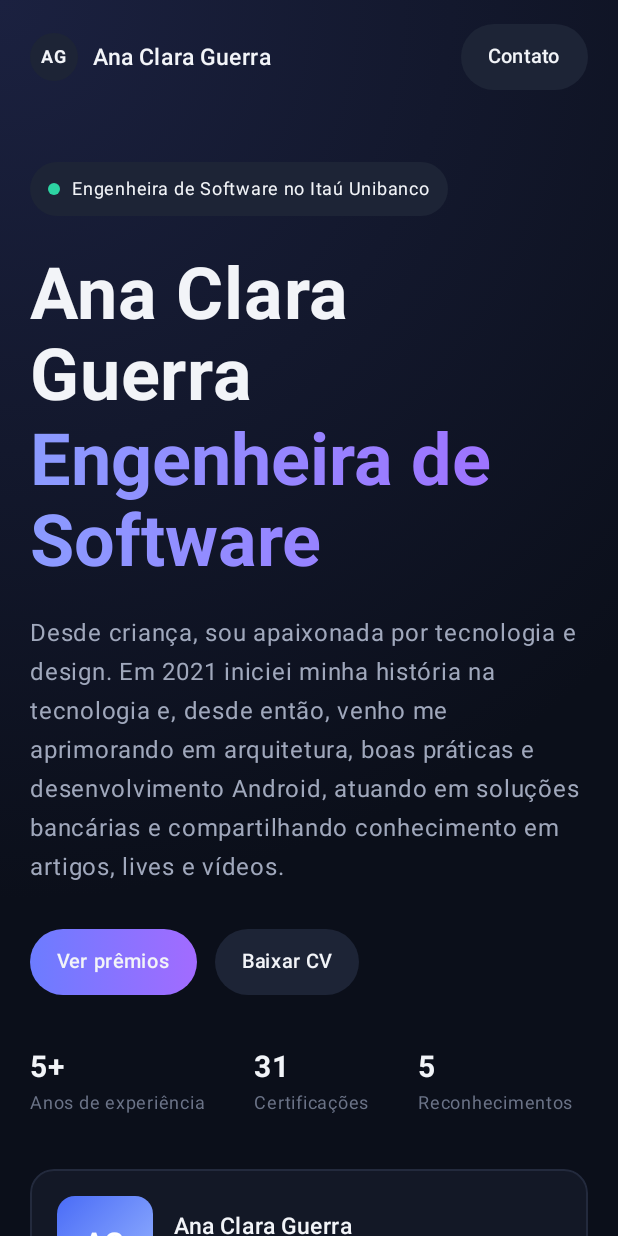
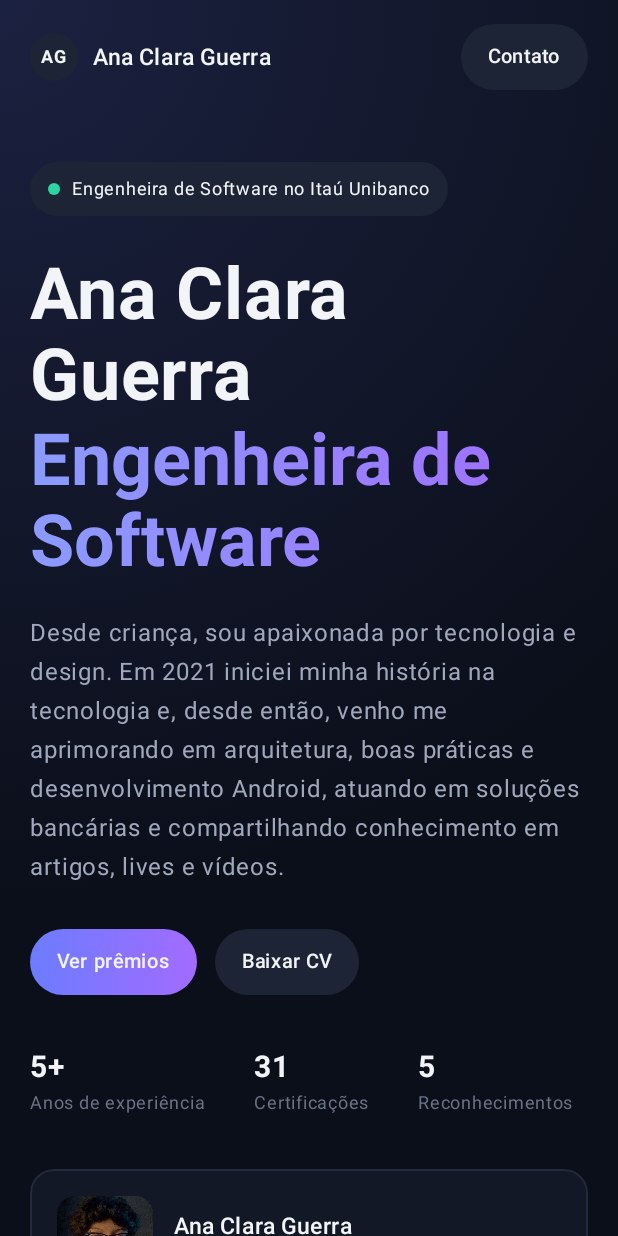
Before and after one commit to GuerraAna/Code-Me, an Android app built with Jetpack Compose: the screen it shows after launch (MainActivity), on a phone screen of 412 x 824 dp. Run offline under Robolectric (Android 15) with nearby library versions, the phone set to English and light mode, and no system bars; our stand-ins replace Compose Multiplatform resources.

Commit message:
Personalize portfolio with profile photo and company logos.
Generated with [Devin](https://devin.ai)

Co-Authored-By: Devin <158243242+devin-ai-integration[bot]@users.noreply.github.com>

```diff
--- a/cmp/composeApp/src/commonMain/kotlin/com/codeme/cmp/portfolio/PortfolioData.kt
+++ b/cmp/composeApp/src/commonMain/kotlin/com/codeme/cmp/portfolio/PortfolioData.kt
@@ -1,4 +1,11 @@
 package com.codeme.cmp.portfolio
+
+import codeme.composeapp.generated.resources.Res
+import codeme.composeapp.generated.resources.anhembi
+import codeme.composeapp.generated.resources.itau
+import codeme.composeapp.generated.resources.mercado_pago
+import codeme.composeapp.generated.resources.ntt_data
+import org.jetbrains.compose.resources.DrawableResource
 
 data class Skill(val name: String, val level: Float)
 
@@ -6,7 +13,7 @@ data class Project(val name: String, val year: String, val description: String)
 
 data class SocialLink(val label: String, val url: String)
 
-data class Job(val year: String, val company: String, val role: String, val active: Boolean)
+data class Job(val year: String, val company: String, val role: String, val active: Boolean, val logo: DrawableResource? = null)
 
 object PortfolioData {
     const val NAME = "Ana Clara Guerra"
@@ -58,10 +65,10 @@ object PortfolioData {
     )
 
     val jobs = listOf(
-        Job("2025", "Itaú Unibanco", "Engenheira de Software", active = true),
-        Job("2024", "Mercado Livre", "Engenheira de Software", active = false),
-        Job("2021", "NTT DATA Europe & LATAM", "Android Developer · cliente Itaú (PIX, TED/TEF, Open Finance)", active = false),
-        Job("2021", "Universidade Anhembi Morumbi", "Análise e Desenvolvimento de Sistemas", active = false),
+        Job("2025", "Itaú Unibanco", "Engenheira de Software", active = true, logo = Res.drawable.itau),
+        Job("2024", "Mercado Livre", "Engenheira de Software", active = false, logo = Res.drawable.mercado_pago),
+        Job("2021", "NTT DATA Europe & LATAM", "Android Developer · cliente Itaú (PIX, TED/TEF, Open Finance)", active = false, logo = Res.drawable.ntt_data),
+        Job("2021", "Universidade Anhembi Morumbi", "Análise e Desenvolvimento de Sistemas", active = false, logo = Res.drawable.anhembi),
     )
 
     val socialLinks = listOf(
--- a/cmp/composeApp/src/commonMain/kotlin/com/codeme/cmp/portfolio/PortfolioScreen.kt
+++ b/cmp/composeApp/src/commonMain/kotlin/com/codeme/cmp/portfolio/PortfolioScreen.kt
@@ -1,5 +1,6 @@
 package com.codeme.cmp.portfolio
 
+import androidx.compose.foundation.Image
 import androidx.compose.foundation.background
 import androidx.compose.foundation.border
 import androidx.compose.foundation.clickable
@@ -30,12 +31,16 @@ import androidx.compose.ui.draw.clip
 import androidx.compose.ui.geometry.Offset
 import androidx.compose.ui.graphics.Brush
 import androidx.compose.ui.graphics.Color
+import androidx.compose.ui.layout.ContentScale
 import androidx.compose.ui.platform.LocalUriHandler
 import androidx.compose.ui.text.TextStyle
 import androidx.compose.ui.text.font.FontWeight
 import androidx.compose.ui.unit.Dp
 import androidx.compose.ui.unit.dp
 import androidx.compose.ui.unit.sp
+import codeme.composeapp.generated.resources.Res
+import codeme.composeapp.generated.resources.eu_linkedin
+import org.jetbrains.compose.resources.painterResource
 
 private val CardShape = RoundedCornerShape(16.dp)
 private val PillShape = RoundedCornerShape(50)
@@ -176,15 +181,14 @@ private fun HeroIntro() {
 private fun ContactCard(modifier: Modifier) {
     Card(modifier) {
         Row(verticalAlignment = Alignment.CenterVertically) {
-            Box(
+            Image(
+                painter = painterResource(Res.drawable.eu_linkedin),
+                contentDescription = null,
                 modifier = Modifier
                     .size(64.dp)
-                    .clip(RoundedCornerShape(12.dp))
-                    .background(Brush.linearGradient(listOf(Color(0xFF4A6CF7), Color(0xFF9BB8FF)))),
-                contentAlignment = Alignment.Center,
-            ) {
-                Text(PortfolioData.INITIALS, color = Color.White, fontSize = 20.sp, fontWeight = FontWeight.Bold)
-            }
+                    .clip(RoundedCornerShape(12.dp)),
+                contentScale = ContentScale.Crop,
+            )
             Spacer(Modifier.width(14.dp))
             Column {
                 Text(PortfolioData.NAME, color = PortfolioColors.TextPrimary, fontSize = 15.sp, fontWeight = FontWeight.SemiBold)
@@ -287,7 +291,16 @@ private fun JobsList() {
                 Row(verticalAlignment = Alignment.CenterVertically) {
                     Text(job.year, color = PortfolioColors.TextMuted, fontSize = 12.sp, modifier = Modifier.width(56.dp))
                     Box(Modifier.width(1.dp).height(36.dp).background(PortfolioColors.SurfaceBorder))
-                    Spacer(Modifier.width(20.dp))
+                    Spacer(Modifier.width(12.dp))
+                    job.logo?.let { logo ->
+                        Image(
+                            painter = painterResource(logo),
+                            contentDescription = null,
+                            modifier = Modifier.size(36.dp),
+                            contentScale = ContentScale.Fit,
+                        )
+                        Spacer(Modifier.width(12.dp))
+                    }
                     Column(Modifier.weight(1f)) {
                         Text(job.company, color = PortfolioColors.TextPrimary, fontSize = 15.sp, fontWeight = FontWeight.SemiBold)
                         Text(job.role, color = PortfolioColors.TextSecondary, fontSize = 13.sp)
```
Also changed, not shown: cmp/composeApp/src/commonMain/composeResources/drawable/anhembi.png (added), cmp/composeApp/src/commonMain/composeResources/drawable/eu_linkedin.jpeg (added), cmp/composeApp/src/commonMain/composeResources/drawable/itau.png (added), cmp/composeApp/src/commonMain/composeResources/drawable/mercado_pago.png (added), cmp/composeApp/src/commonMain/composeResources/drawable/ntt_data.png (added).
